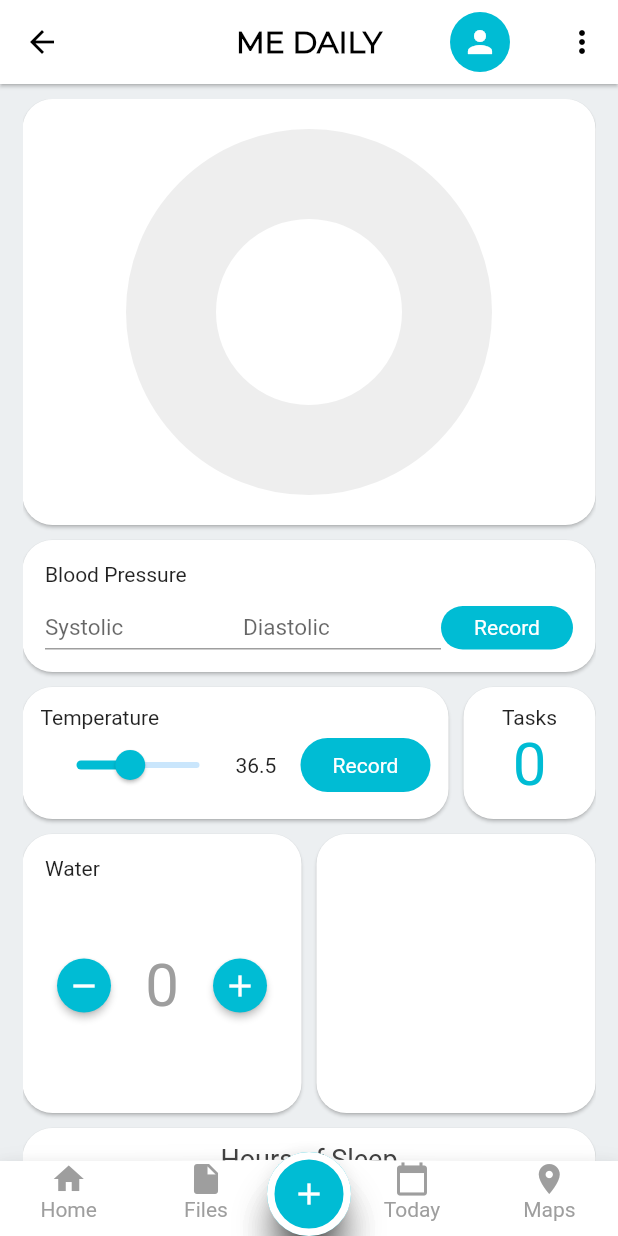
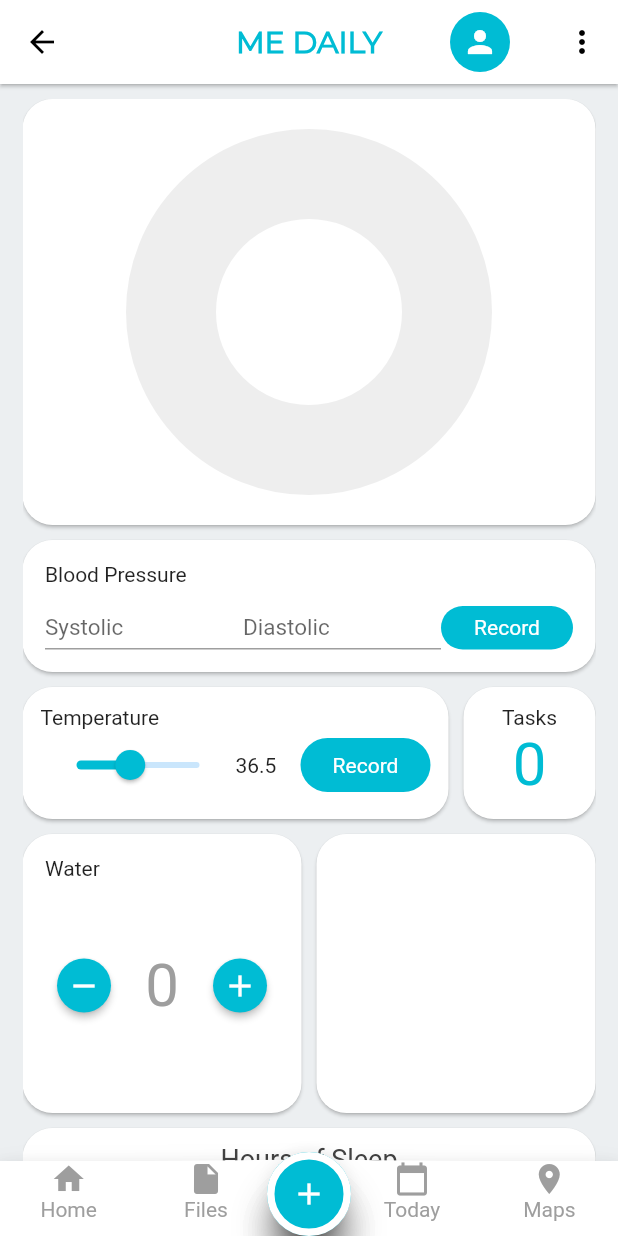
Before and after one commit to littlemisst/dsc-solution-challenge, a Flutter app: the HomePage screen opened directly, on a phone screen of 412 x 824 dp. Run offline on Flutter 3.47's test engine with Material 2 defaults, Android fonts, the phone set to English and light mode, and no system bars; our stand-ins replace charts_flutter, cloud_firestore, datetime_picker_formfield, firebase_auth, firebase_storage, flutter_spinkit and 8 more; missing offline and left inert: date_range_picker, fancy_on_boarding, flutter_scale, multi_image_picker; accounts and stored records are empty; generated files the repository leaves out were written again.

Commit message:
text format edited

```diff
--- a/lib/common-widgets/appBarTextFormat.dart
+++ b/lib/common-widgets/appBarTextFormat.dart
@@ -1,11 +1,9 @@
 import 'package:flutter/material.dart';
 class TextFormat extends StatelessWidget {
   const TextFormat(
-    this.text,
-    this.color
+    this.text
   );
   final String text;
-  final Color color;
 
   @override
   Widget build(BuildContext context) {
@@ -13,7 +11,7 @@ class TextFormat extends StatelessWidget {
       style: TextStyle(
         fontWeight: FontWeight.bold,
         fontFamily: 'Montserrat',
-        color: color,
+        color: Theme.of(context).primaryColor,
         fontSize: 20)
     );
   }
--- a/lib/main.dart
+++ b/lib/main.dart
@@ -17,7 +17,7 @@ class MyApp extends StatelessWidget {
     return StreamProvider<User>.value(
       value: FirebaseAuthentication().user,
       child: MaterialApp(
-        title: 'Flutter Demo',
+        title: 'Me Daily',
         theme: ThemeData(
           primaryColor: Colors.cyan,
           accentColor: Colors.cyan,
--- a/lib/pages/addPhotos.dart
+++ b/lib/pages/addPhotos.dart
@@ -107,7 +107,7 @@ class _AddPhotosState extends State<AddPhotos> {
             onPressed: () =>
                 Navigator.popAndPushNamed(context, Strings.initialRoute),
           ),
-          title: TextFormat('Add Photo', Theme.of(context).primaryColor)),
+          title: TextFormat('Add Photo')),
       body: Column(
         children: <Widget>[
           ContentContainer(
--- a/lib/updated-pages/addTasks/addTask.dart
+++ b/lib/updated-pages/addTasks/addTask.dart
@@ -39,7 +39,7 @@ class _AddTaskState extends State<AddTask> {
             onPressed: () =>
                 Navigator.popAndPushNamed(context, Strings.initialRoute),
           ),
-          title: TextFormat('ADD TASK', Theme.of(context).primaryColor),
+          title: TextFormat('ADD TASK'),
         ),
         body: SingleChildScrollView(
           padding: EdgeInsets.all(10),
--- a/lib/updated-pages/addTasks/addTaskViewItems.dart
+++ b/lib/updated-pages/addTasks/addTaskViewItems.dart
@@ -146,7 +146,7 @@ class _TaskViewItemsState extends State<TaskViewItems> {
       appBar: AppBar(
         centerTitle: true,
         automaticallyImplyLeading: false,
-        title: TextFormat('${widget.task.taskType}', Theme.of(context).primaryColor)),
+        title: TextFormat(widget.task.taskType)),
       body: SingleChildScrollView(
           padding: EdgeInsets.all(10),
           child: Column(
--- a/lib/updated-pages/dailyLogs/addDailyLog.dart
+++ b/lib/updated-pages/dailyLogs/addDailyLog.dart
@@ -56,7 +56,7 @@ class _AddDailyLogsState extends State<AddDailyLogs> {
             onPressed: () =>
                 Navigator.popAndPushNamed(context, Strings.initialRoute),
           ),
-          title: TextFormat('DAILY LOGS', Theme.of(context).primaryColor),
+          title: TextFormat('DAILY LOGS'),
         ),
         body: Container(
           padding: EdgeInsets.fromLTRB(
--- a/lib/updated-pages/dailyLogs/basicQuestionsLog.dart
+++ b/lib/updated-pages/dailyLogs/basicQuestionsLog.dart
@@ -173,7 +173,7 @@ class _BasicQuestionsLogPageState extends State<BasicQuestionsLogPage> {
     return Scaffold(
       appBar: AppBar(
         centerTitle: true,
-        title: TextFormat('What have you been up to?', Theme.of(context).accentColor),
+        title: TextFormat('What have you been up to?'),
       ),
       body: StepperWidget(_currentStep, () => _onStepContinue(), ()=>_onStepCancel(), _steps),
       floatingActionButton: _currentStep == _steps.length -1 ?
--- a/lib/updated-pages/dailyLogs/sickQuestionsLog.dart
+++ b/lib/updated-pages/dailyLogs/sickQuestionsLog.dart
@@ -222,7 +222,7 @@ class _SickQuestionsLogPageState extends State<SickQuestionsLogPage> {
   Widget build(BuildContext context) {
     return Scaffold(
       appBar: AppBar(
-        title: TextFormat('What do you feel?', Theme.of(context).accentColor),
+        title: TextFormat('What do you feel?'),
         backgroundColor: Colors.white,
         elevation: 1,
       ),
--- a/lib/updated-pages/homepage/homePage.dart
+++ b/lib/updated-pages/homepage/homePage.dart
@@ -30,7 +30,7 @@ class _HomePageState extends State<HomePage>
     return Scaffold(
       appBar: AppBar(
         centerTitle: true,
-        title: TextFormat('ME DAILY', Colors.black),
+        title: TextFormat('ME DAILY'),
         actions: <Widget>[
           FlatButton(
             child: CircleAvatar(
--- a/lib/updated-pages/profile/profile_page.dart
+++ b/lib/updated-pages/profile/profile_page.dart
@@ -18,7 +18,7 @@ class MainProfile extends StatelessWidget {
           onPressed: () =>
               Navigator.popAndPushNamed(context, Strings.initialRoute),
         ),
-        title: TextFormat('Profile',Theme.of(context).primaryColor),
+        title: TextFormat('Profile'),
         backgroundColor: Colors.white,
       ),
       body: StreamProvider<Profile>.value(
```
Also changed, not shown: 2 other files.
